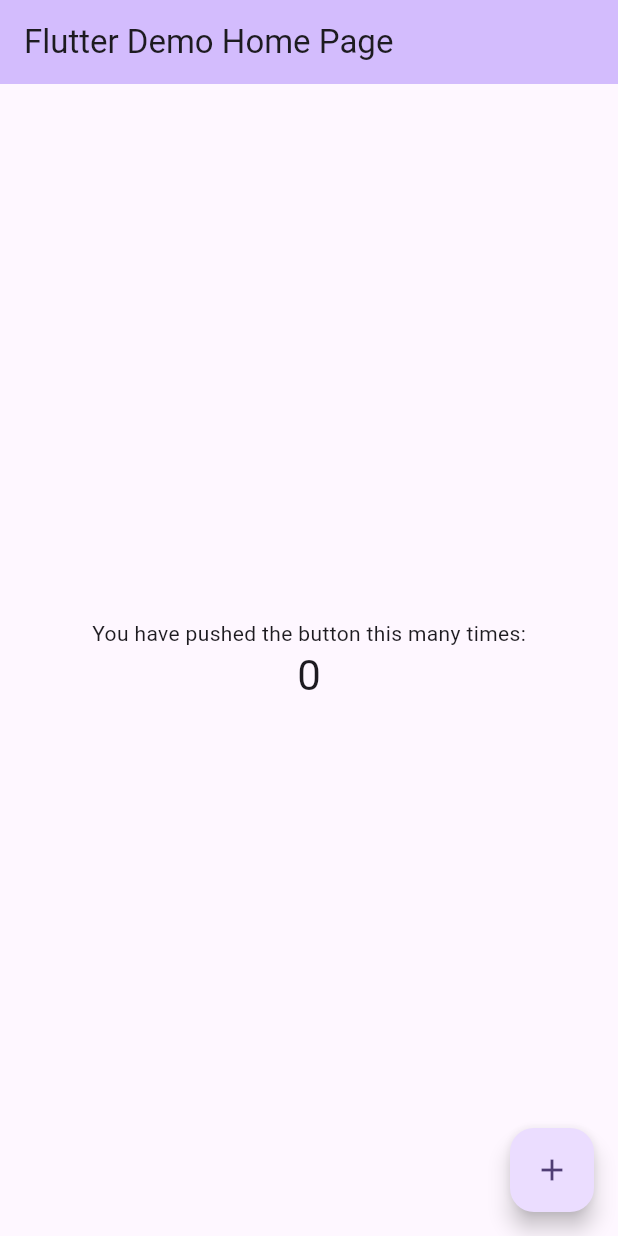
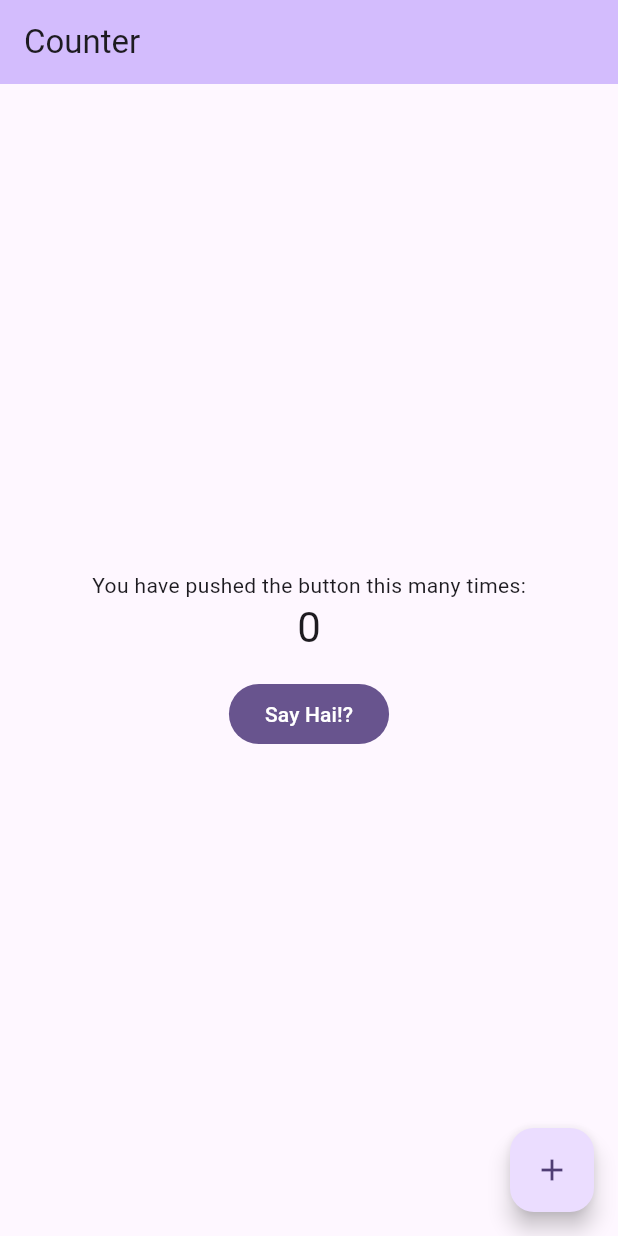
Before and after one commit to initialcapacity/flutter-starter, a Flutter app: the screen it shows after launch, on a phone screen of 412 x 824 dp. Run offline on Flutter 3.47's test engine with Material 2 defaults, Android fonts, the phone set to English and light mode, and no system bars.

```diff
--- a/lib/main.dart
+++ b/lib/main.dart
@@ -1,4 +1,7 @@
 import 'package:flutter/material.dart';
+import 'package:flutter_starter/widgets_support/dialog.dart';
+
+import 'widgets_support/button.dart';
 
 void main() {
   runApp(const MyApp());
@@ -7,111 +10,61 @@ void main() {
 class MyApp extends StatelessWidget {
   const MyApp({super.key});
 
-  // This widget is the root of your application.
   @override
   Widget build(BuildContext context) {
     return MaterialApp(
       title: 'Flutter Demo',
       theme: ThemeData(
-        // This is the theme of your application.
-        //
-        // TRY THIS: Try running your application with "flutter run". You'll see
-        // the application has a blue toolbar. Then, without quitting the app,
-        // try changing the seedColor in the colorScheme below to Colors.green
-        // and then invoke "hot reload" (save your changes or press the "hot
-        // reload" button in a Flutter-supported IDE, or press "r" if you used
-        // the command line to start the app).
-        //
-        // Notice that the counter didn't reset back to zero; the application
-        // state is not lost during the reload. To reset the state, use hot
-        // restart instead.
-        //
-        // This works for code too, not just values: Most code changes can be
-        // tested with just a hot reload.
         colorScheme: ColorScheme.fromSeed(seedColor: Colors.deepPurple),
         useMaterial3: true,
       ),
-      home: const MyHomePage(title: 'Flutter Demo Home Page'),
+      home: const CounterPage(title: 'Counter'),
     );
   }
 }
 
-class MyHomePage extends StatefulWidget {
-  const MyHomePage({super.key, required this.title});
-
-  // This widget is the home page of your application. It is stateful, meaning
-  // that it has a State object (defined below) that contains fields that affect
-  // how it looks.
-
-  // This class is the configuration for the state. It holds the values (in this
-  // case the title) provided by the parent (in this case the App widget) and
-  // used by the build method of the State. Fields in a Widget subclass are
-  // always marked "final".
+class CounterPage extends StatefulWidget {
+  const CounterPage({super.key, required this.title});
 
   final String title;
 
   @override
-  State<MyHomePage> createState() => _MyHomePageState();
+  State<CounterPage> createState() => _CounterPageState();
 }
 
-class _MyHomePageState extends State<MyHomePage> {
+class _CounterPageState extends State<CounterPage> {
   int _counter = 0;
 
   void _incrementCounter() {
     setState(() {
-      // This call to setState tells the Flutter framework that something has
-      // changed in this State, which causes it to rerun the build method below
-      // so that the display can reflect the updated values. If we changed
-      // _counter without calling setState(), then the build method would not be
-      // called again, and so nothing would appear to happen.
       _counter++;
     });
   }
 
+  void _sayHi() {
+    showSimpleDialog(context,
+        title: 'Oh hai!',
+        description: 'This is me saying "Hi"',
+        dismissButtonLabel: 'Nice');
+  }
+
   @override
   Widget build(BuildContext context) {
-    // This method is rerun every time setState is called, for instance as done
-    // by the _incrementCounter method above.
-    //
-    // The Flutter framework has been optimized to make rerunning build methods
-    // fast, so that you can just rebuild anything that needs updating rather
-    // than having to individually change instances of widgets.
+    var counterStyle = Theme.of(context).textTheme.headlineMedium;
+
     return Scaffold(
       appBar: AppBar(
-        // TRY THIS: Try changing the color here to a specific color (to
-        // Colors.amber, perhaps?) and trigger a hot reload to see the AppBar
-        // change color while the other colors stay the same.
         backgroundColor: Theme.of(context).colorScheme.inversePrimary,
-        // Here we take the value from the MyHomePage object that was created by
-        // the App.build method, and use it to set our appbar title.
         title: Text(widget.title),
       ),
       body: Center(
-        // Center is a layout widget. It takes a single child and positions it
-        // in the middle of the parent.
         child: Column(
-          // Column is also a layout widget. It takes a list of children and
-          // arranges them vertically. By default, it sizes itself to fit its
-          // children horizontally, and tries to be as tall as its parent.
-          //
-          // Column has various properties to control how it sizes itself and
-          // how it positions its children. Here we use mainAxisAlignment to
-          // center the children vertically; the main axis here is the vertical
-          // axis because Columns are vertical (the cross axis would be
-          // horizontal).
-          //
-          // TRY THIS: Invoke "debug painting" (choose the "Toggle Debug Paint"
-          // action in the IDE, or press "p" in the console), to see the
-          // wireframe for each widget.
           mainAxisAlignment: MainAxisAlignment.center,
           children: <Widget>[
-            const Text(
-              'You have pushed the button this many times:',
-            ),
-            Text(
-              '$_counter',
-              style: Theme.of(context).textTheme.headlineMedium,
-            ),
+            const Text('You have pushed the button this many times:'),
+            Text('$_counter', style: counterStyle),
+            const SizedBox(height: 16),
+            primaryButton(text: 'Say Hai!?', onPressed: _sayHi)
           ],
         ),
       ),
@@ -119,7 +72,7 @@ class _MyHomePageState extends State<MyHomePage> {
         onPressed: _incrementCounter,
         tooltip: 'Increment',
         child: const Icon(Icons.add),
-      ), // This trailing comma makes auto-formatting nicer for build methods.
+      ),
     );
   }
 }
--- /dev/null
+++ b/lib/widgets_support/button.dart
@@ -0,0 +1,18 @@
+import 'dart:io';
+
+import 'package:flutter/cupertino.dart';
+import 'package:flutter/material.dart';
+
+Widget primaryButton({
+  required void Function() onPressed,
+  required String text,
+}) {
+  if (Platform.isIOS) {
+    return CupertinoButton.filled(onPressed: onPressed, child: Text(text));
+  }
+
+  return FilledButton(
+    onPressed: onPressed,
+    child: Text(text),
+  );
+}
```
Also changed, not shown: lib/widgets_support/dialog.dart (added, +65 -0 lines).
